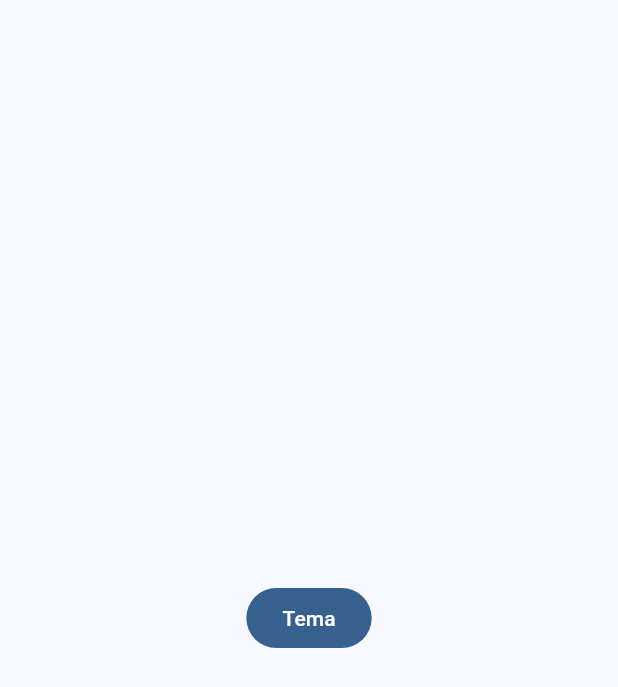
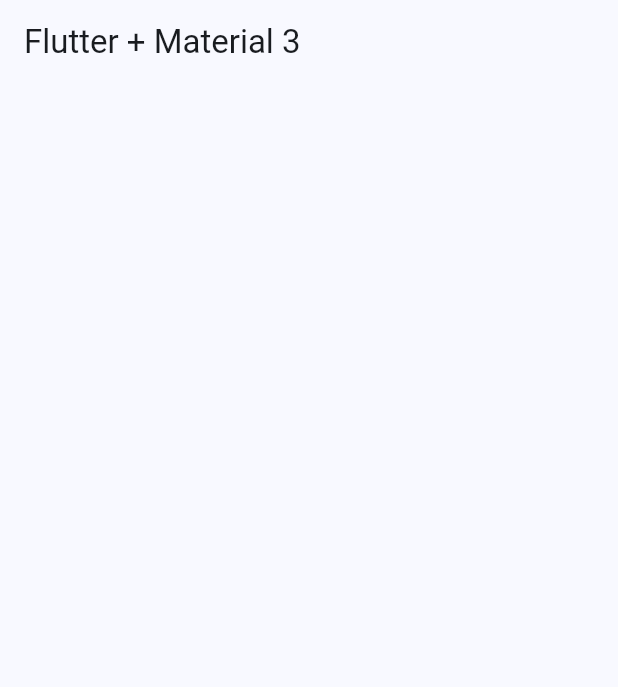
Before and after one commit to JuanCarlosTZ/widgets_app, a Flutter app: the screen it shows after launch, on a phone screen of 412 x 824 dp. Shown: the top 687 px of the screen. Run offline on Flutter 3.47's test engine with Material 3 defaults, Android fonts, the phone set to English and light mode, and no system bars.

Commit message:
Home Screen creado

```diff
--- a/lib/main.dart
+++ b/lib/main.dart
@@ -1,5 +1,6 @@
 import 'package:flutter/material.dart';
 import 'package:widgets_app/config/theme/app_theme.dart';
+import 'package:widgets_app/presentation/screens/home/home_screen.dart';
 
 void main() {
   runApp(const MainApp());
@@ -13,11 +14,7 @@ class MainApp extends StatelessWidget {
     return MaterialApp(
       debugShowCheckedModeBanner: false,
       theme: AppTheme(selectedColor: 4).getTheme(),
-      home: Scaffold(
-        body: Center(
-          child: FilledButton(onPressed: () {}, child: const Text('Tema')),
-        ),
-      ),
+      home: const HomeScreen(),
     );
   }
 }
--- /dev/null
+++ b/lib/presentation/screens/home/home_screen.dart
@@ -0,0 +1,14 @@
+import 'package:flutter/material.dart';
+
+class HomeScreen extends StatelessWidget {
+  const HomeScreen({super.key});
+
+  @override
+  Widget build(BuildContext context) {
+    return Scaffold(
+      appBar: AppBar(
+        title: const Text('Flutter + Material 3'),
+      ),
+    );
+  }
+}
```
